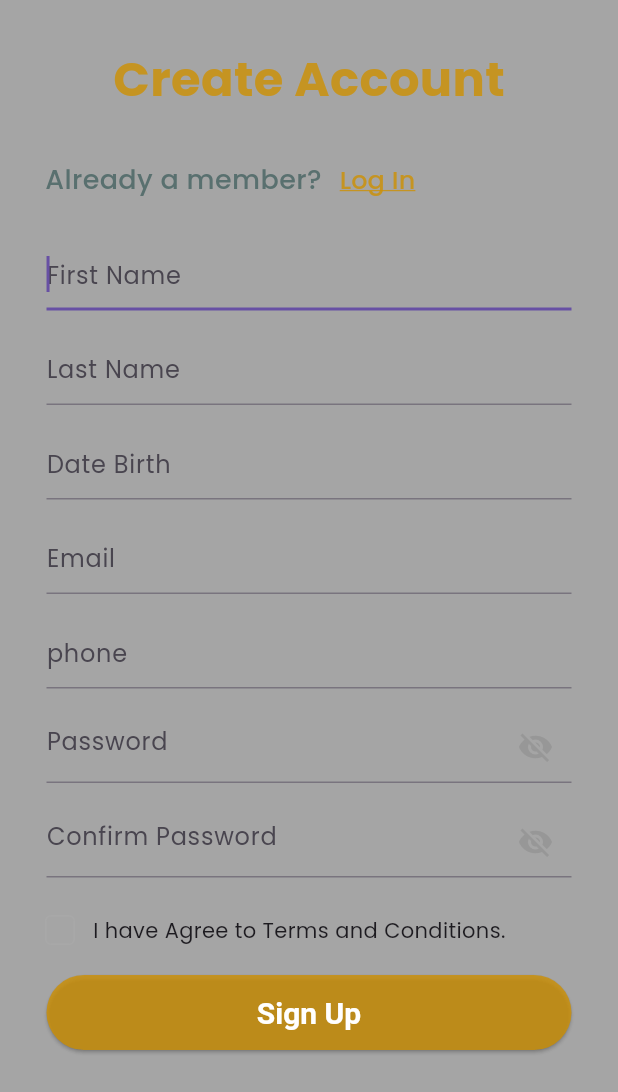
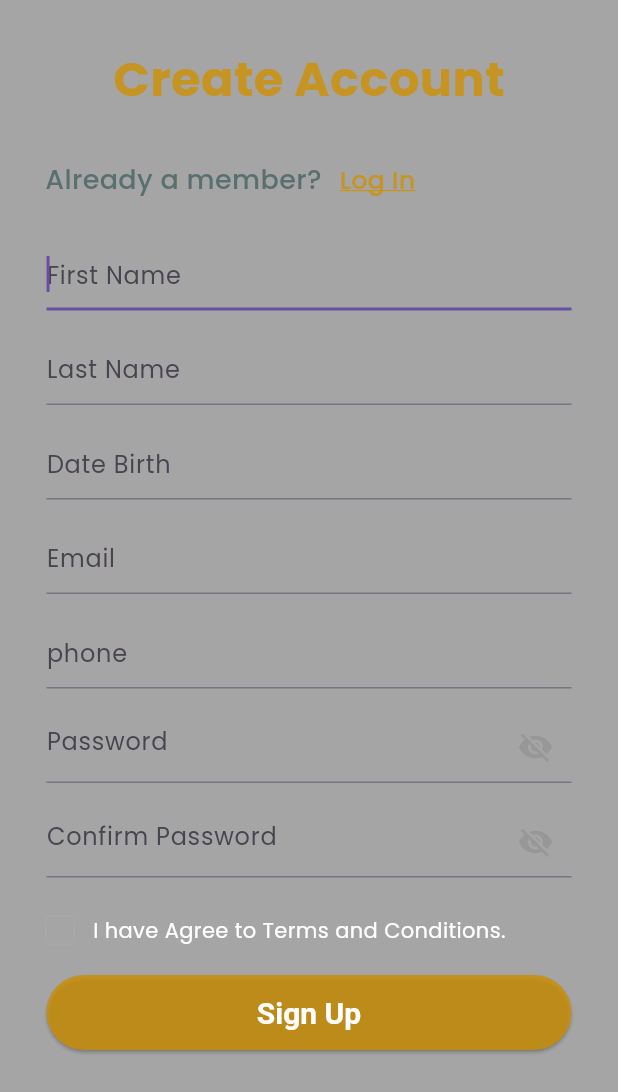
Before and after one commit to ChenCiaLiang/2_D_Bioskop, a Flutter app: the screen it shows after launch, after a tap on "Sign Up", on a phone screen of 412 x 824 dp. Shown: the top 1092 px of the screen. Run offline on Flutter 3.47's test engine with Material 3 defaults, Android fonts, the light colour scheme and no system bars; our stand-ins replace camera, carousel_slider, font_awesome_flutter, get, google_nav_bar.

Commit message:
Mengganti warna font, mata password bisa digunakan, perbaiki checkbox

```diff
--- a/tubez/lib/component/form_component.dart
+++ b/tubez/lib/component/form_component.dart
@@ -1,7 +1,5 @@
 import 'package:flutter/material.dart';
 import 'package:tubez/theme.dart';
-
-bool isObscure = true;
 
 Padding inputForm(Function(String?) validasi, {required TextEditingController controller,
 required String hintTxt, bool password = false}) {
@@ -10,6 +8,7 @@ required String hintTxt, bool password = false}) {
       child: SizedBox(
         width: 350,
         child : TextFormField(
+          style: const TextStyle(color: Colors.white),
           validator: (value) => validasi(value),
           autofocus: true,
           controller: controller,
@@ -23,34 +22,29 @@ required String hintTxt, bool password = false}) {
 }
 
 Padding inputFormPassword(Function(String?) validasi, {required TextEditingController controller,
-required String hintTxt, required IconData iconData, bool password = false}) {
+required String hintTxt, required IconData iconData, required bool password}) {
+  bool isObscure = password;
     return Padding(
       padding: kDefaultPadding,
       child: SizedBox(
         width: 350,
         child : TextFormField(
+          style: const TextStyle(color: Colors.white),
           validator: (value) => validasi(value),
           autofocus: true,
           controller: controller,
-          obscureText: password,
+          obscureText: isObscure,
           decoration: InputDecoration(
             hintText: hintTxt,
-            suffixIcon: password
-                ? IconButton(
+            suffixIcon: IconButton(
                     onPressed: () {
-                      if(isObscure == true){
-                        isObscure = false;
-                      }else{
-                        isObscure = true;
-                      }
+                      isObscure = !password;
                     },
-                    icon: Icon(
 
-                      isObscure ? Icons.visibility_off : Icons.visibility,
+                    icon: isObscure ?
+                      Icon(iconData) : const Icon(Icons.account_balance),
                       color: kTextFieldColor,
                     ),
-                  )
-                : null
           ),
         )
       ),
--- a/tubez/lib/screens/login.dart
+++ b/tubez/lib/screens/login.dart
@@ -17,11 +17,18 @@ class LoginScreen extends StatefulWidget {
 
 class _LoginScreenState extends State<LoginScreen> {
   final _formKey = GlobalKey<FormState>();
+  bool isObscure = true;
+  TextEditingController emailController = TextEditingController();
+  TextEditingController passwordController = TextEditingController();
+
+  @override
+  void initState() {
+    super.initState();
+  }
 
   @override
   Widget build(BuildContext context) {
-    TextEditingController emailController = TextEditingController();
-    TextEditingController passwordController = TextEditingController();
+
 
     Map? dataForm = widget.data;
     return Scaffold(
@@ -48,7 +55,7 @@ class _LoginScreenState extends State<LoginScreen> {
                   children: [
                     Text(
                       'New to this app?',
-                      style: subTitle,
+                      style: greyText,
                     ),
                     TextButton(
                         onPressed: () {
@@ -75,19 +82,42 @@ class _LoginScreenState extends State<LoginScreen> {
                 }
                 return null;
               }, controller: emailController, hintTxt: "Email"),
+
               const SizedBox(
                 height: 25,
               ),
-              inputFormPassword((p0) {
-                if (p0 == null || p0.isEmpty) {
-                  return "password kosong";
-                }
-                return null;
-              },
-                  password: true,
-                  controller: passwordController,
-                  hintTxt: "Password",
-                  iconData: Icons.remove_red_eye),
+
+              Padding(
+                padding: kDefaultPadding,
+                child: SizedBox(
+                  width: 350,
+                  child : TextFormField(
+                    style: const TextStyle(color: Colors.white),
+                    validator: (value) {
+                      if(value == null || value.isEmpty){
+                        return "Password tidak boleh kosong";
+                      }
+                      return null;
+                    },
+                    autofocus: true,
+                    controller: passwordController,
+                    obscureText: isObscure,
+                    decoration: InputDecoration(
+                      hintText: "Password",
+                      suffixIcon: IconButton(
+                        onPressed: () {
+                          setState(() {
+                            isObscure = !isObscure;
+                          });
+                        },
+                        icon: isObscure ?
+                          Icon(Icons.visibility_off) : Icon(Icons.visibility),
+                          color: kTextFieldColor,
+                      ),
+                    ),
+                  )
+                ),
+              ),
               const SizedBox(
                 height: 10,
               ),
@@ -102,7 +132,7 @@ class _LoginScreenState extends State<LoginScreen> {
                     'Forgot Password',
                     style: TextStyle(
                       decoration: TextDecoration.underline,
-                      decorationColor: Color.fromARGB(205, 205, 144, 3),
+                      decorationColor: Color.fromARGB(255, 179, 157, 219),
                     ),
                   )),
               const SizedBox(
@@ -114,9 +144,9 @@ class _LoginScreenState extends State<LoginScreen> {
                   ElevatedButton(
                       style: ButtonStyle(
                         backgroundColor:
-                            const WidgetStatePropertyAll<Color>(kPrimaryColor),
+                            WidgetStatePropertyAll<Color>(kPrimaryColor),
                         foregroundColor:
-                            const WidgetStatePropertyAll<Color>(Colors.white),
+                            WidgetStatePropertyAll<Color>(Colors.white),
                         fixedSize: WidgetStateProperty.all<Size>(
                           const Size(350, 50),
                         ),
--- a/tubez/lib/screens/register.dart
+++ b/tubez/lib/screens/register.dart
@@ -20,6 +20,12 @@ class _RegisterViewState extends State<RegisterView> {
   TextEditingController phoneController = TextEditingController();
   TextEditingController passwordController = TextEditingController();
   TextEditingController confirmPasswordController = TextEditingController();
+  bool isObscure = true;
+  bool isObscureConfirm = true;
+  @override
+  void initState() {
+    super.initState();
+  }
 
   @override
   Widget build(BuildContext context) {
@@ -140,35 +146,75 @@ class _RegisterViewState extends State<RegisterView> {
               const SizedBox(
                 height: 15,
               ),
-              inputFormPassword(((p0) {
-                if (p0 == null || p0.isEmpty) {
-                  return 'Password tidak boleh kosong';
-                }
-                if (p0.length < 5) {
-                  return 'Password minimal 5 digit';
+              Padding(
+                padding: kDefaultPadding,
+                child: SizedBox(
+                  width: 350,
+                  child : TextFormField(
+                    style: const TextStyle(color: Colors.white),
+                    validator: (value) {
+                      if(value == null || value.isEmpty){
+                        return "Password tidak boleh kosong";
                       }
                       return null;
-              }),
-                  password: true,
+                    },
+                    autofocus: true,
                     controller: passwordController,
-                  hintTxt: "Password",
-                  iconData: Icons.remove_red_eye),
+                    obscureText: isObscure,
+                    decoration: InputDecoration(
+                      hintText: "Password",
+                      suffixIcon: IconButton(
+                        onPressed: () {
+                          setState(() {
+                            isObscure = !isObscure;
+                          });
+                        },
+                        icon: isObscure ?
+                          Icon(Icons.visibility_off) : Icon(Icons.visibility),
+                          color: kTextFieldColor,
+                      ),
+                    ),
+                  )
+                ),
+              ),
               const SizedBox(
                 height: 15,
               ),
-              inputFormPassword(((p0) {
-                if (p0 == null || p0.isEmpty) {
-                  return 'Confirm Password tidak boleh kosong';
+
+              Padding(
+                padding: kDefaultPadding,
+                child: SizedBox(
+                  width: 350,
+                  child : TextFormField(
+                    style: const TextStyle(color: Colors.white),
+                    validator: (value) {
+                      if(value == null || value.isEmpty){
+                        return "Confirm Password tidak boleh kosong";
                       }
-                if (passwordController.text != p0) {
+                      if (passwordController.text != value) {
                         return 'Password Tidak Sesuai';
                       }
                       return null;
-              }),
-                  password: true,
+                    },
+                    autofocus: true,
                     controller: confirmPasswordController,
-                  hintTxt: "Confirm Password",
-                  iconData: Icons.remove_red_eye),
+                    obscureText: isObscureConfirm,
+                    decoration: InputDecoration(
+                      hintText: "Confirm Password",
+                      suffixIcon: IconButton(
+                        onPressed: () {
+                          setState(() {
+                            isObscureConfirm = !isObscureConfirm;
+                          });
+                        },
+                        icon: isObscureConfirm ?
+                          Icon(Icons.visibility_off) : Icon(Icons.visibility),
+                          color: kTextFieldColor,
+                      ),
+                    ),
+                  )
+                ),
+              ),
               const SizedBox(
                 height: 25,
               ),
--- a/tubez/lib/theme.dart
+++ b/tubez/lib/theme.dart
@@ -19,3 +19,5 @@ TextStyle textButton = const TextStyle(
   fontSize: 18,
   fontWeight: FontWeight.w700,
 );
+TextStyle greyText = const TextStyle(
+  color: Colors.grey, fontSize: 18, fontWeight: FontWeight.w500);
--- a/tubez/lib/widgets/checkbox.dart
+++ b/tubez/lib/widgets/checkbox.dart
@@ -32,7 +32,7 @@ class _CheckBoxState extends State<CheckBox> {
                     ? const Icon(
                         Icons.check,
                         size: 18,
-                        color: Colors.green,
+                        color: Colors.orange,
                       )
                     : null,
               ),
@@ -40,7 +40,7 @@ class _CheckBoxState extends State<CheckBox> {
             const SizedBox(
               width: 12,
             ),
-            Text(widget.text),
+            Text(widget.text, style: TextStyle(color: Colors.white),),
           ],
         )
       ],
```
Lines whose indentation alone changed are shown as unchanged.
